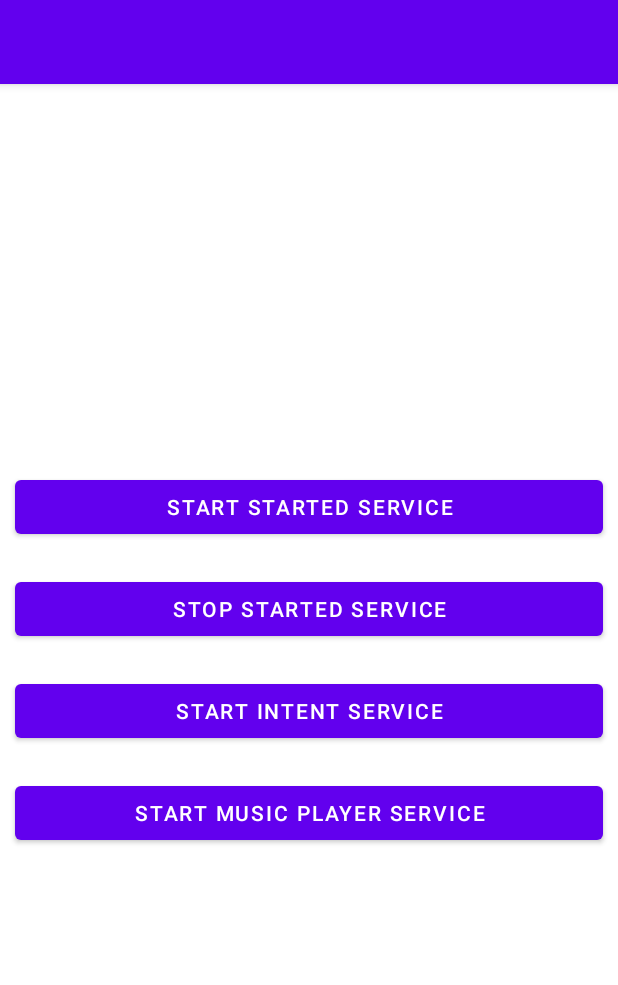
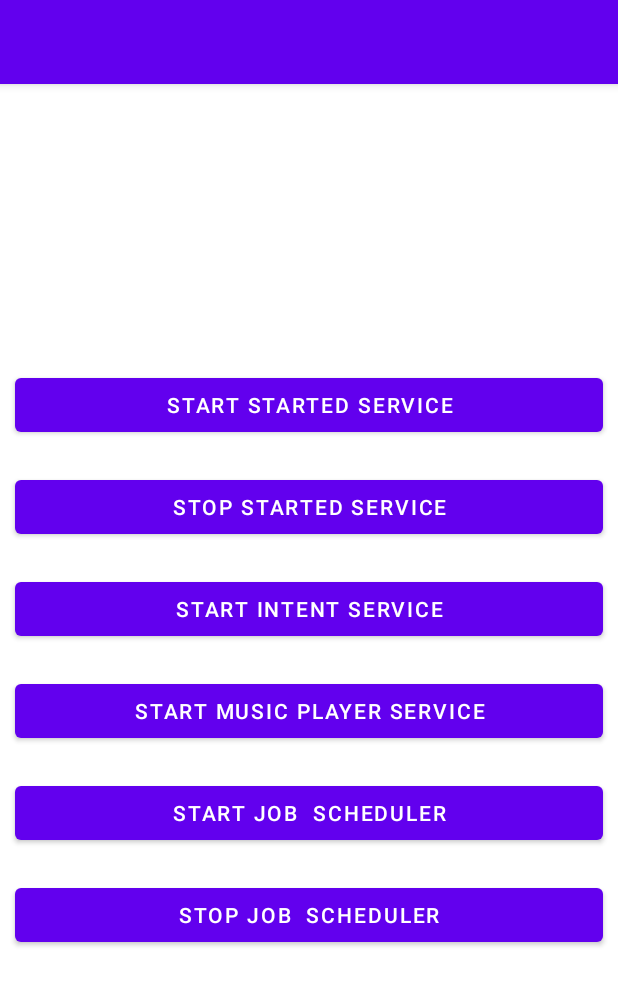
Before and after one commit to Fenil-13/AndroidServices, an Android app: the screen it shows after launch (MainActivity), on a phone screen of 412 x 824 dp. Shown: the top 985 px of the screen. Run offline under Robolectric (Android 15) with nearby library versions, the phone set to English and light mode, and no system bars.

Commit message:
Job Scheduler Added for background Limits

```diff
--- a/app/src/main/res/layout/activity_main.xml
+++ b/app/src/main/res/layout/activity_main.xml
@@ -56,7 +56,28 @@
         app:layout_constraintRight_toRightOf="parent"
         app:layout_constraintTop_toTopOf="parent" />
 
+    <com.google.android.material.button.MaterialButton
+        android:layout_width="match_parent"
+        android:layout_height="wrap_content"
+        android:text="Start Job  Scheduler"
+        android:layout_margin="10dp"
+        android:id="@+id/btnStartJobScheduler"
+        app:layout_constraintBottom_toBottomOf="parent"
+        app:layout_constraintLeft_toLeftOf="parent"
+        app:layout_constraintRight_toRightOf="parent"
+        app:layout_constraintTop_toTopOf="parent" />
 
+
+    <com.google.android.material.button.MaterialButton
+        android:layout_width="match_parent"
+        android:layout_height="wrap_content"
+        android:text="Stop Job  Scheduler"
+        android:layout_margin="10dp"
+        android:id="@+id/btnStopJobScheduler"
+        app:layout_constraintBottom_toBottomOf="parent"
+        app:layout_constraintLeft_toLeftOf="parent"
+        app:layout_constraintRight_toRightOf="parent"
+        app:layout_constraintTop_toTopOf="parent" />
 
 
 
```
Also changed, not shown: app/src/main/AndroidManifest.xml (+11 -1 lines), app/src/main/java/com/digitalgenius/androidservices/MainActivity.kt (+31 -4 lines), app/src/main/java/com/digitalgenius/androidservices/jobschedularApi/MyDownloadJob.kt (added, +44 -0 lines).
